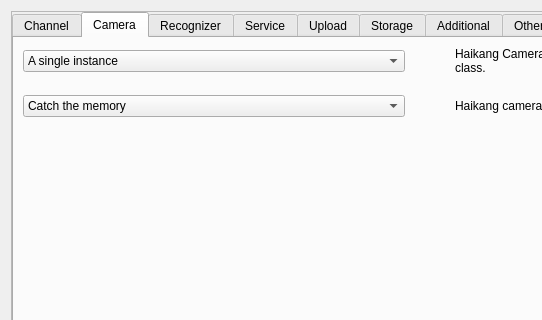
519984307/Container_Multiple_Channels_20200522, file Main/Setting/system_setting_form.ui: the form before one commit; both pictures show x 0 to 542 and y 0 to 320 of the 874 by 709 pixel window.
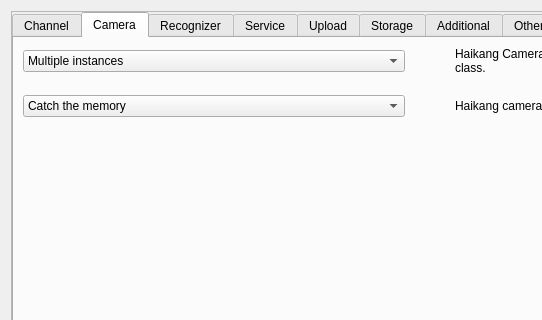
The form after the commit.

What changed in the file:
```diff
--- a/Main/Setting/system_setting_form.ui
+++ b/Main/Setting/system_setting_form.ui
@@ -482,6 +482,9 @@
            </item>
            <item row="0" column="0">
             <widget class="QComboBox" name="HCNET_Load_Plugin_comboBox">
+             <property name="currentIndex">
+              <number>1</number>
+             </property>
              <item>
               <property name="text">
                <string>A single instance</string>
```
Left out of the diff: 96 changed lines with no effect on the pictures.
